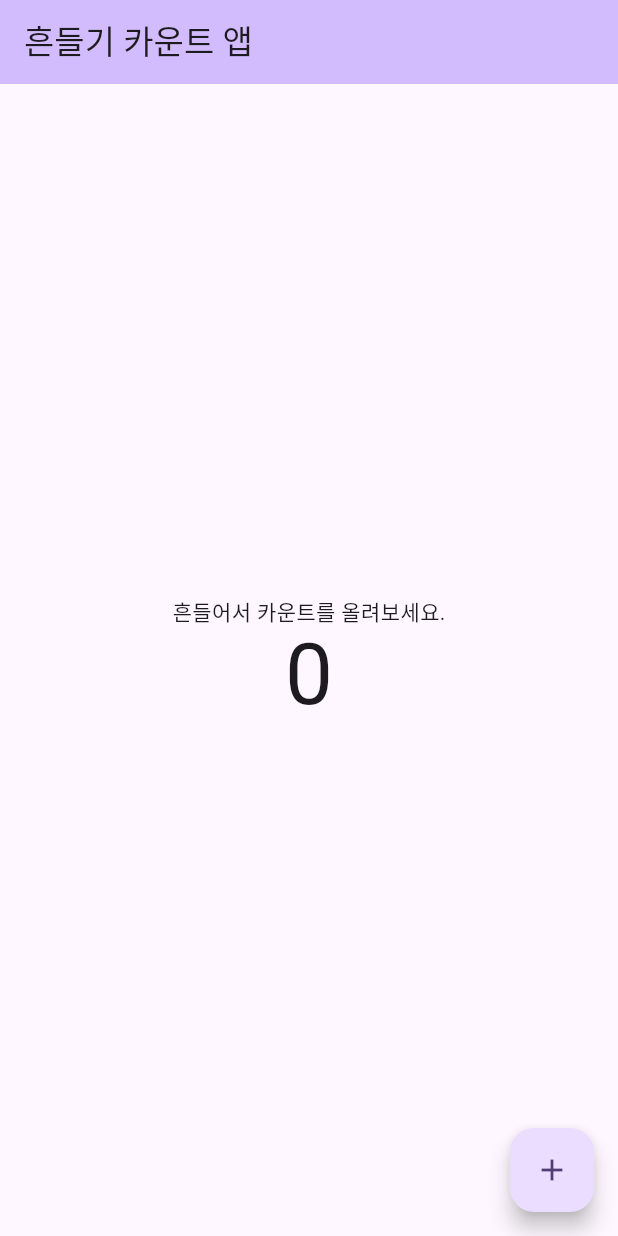
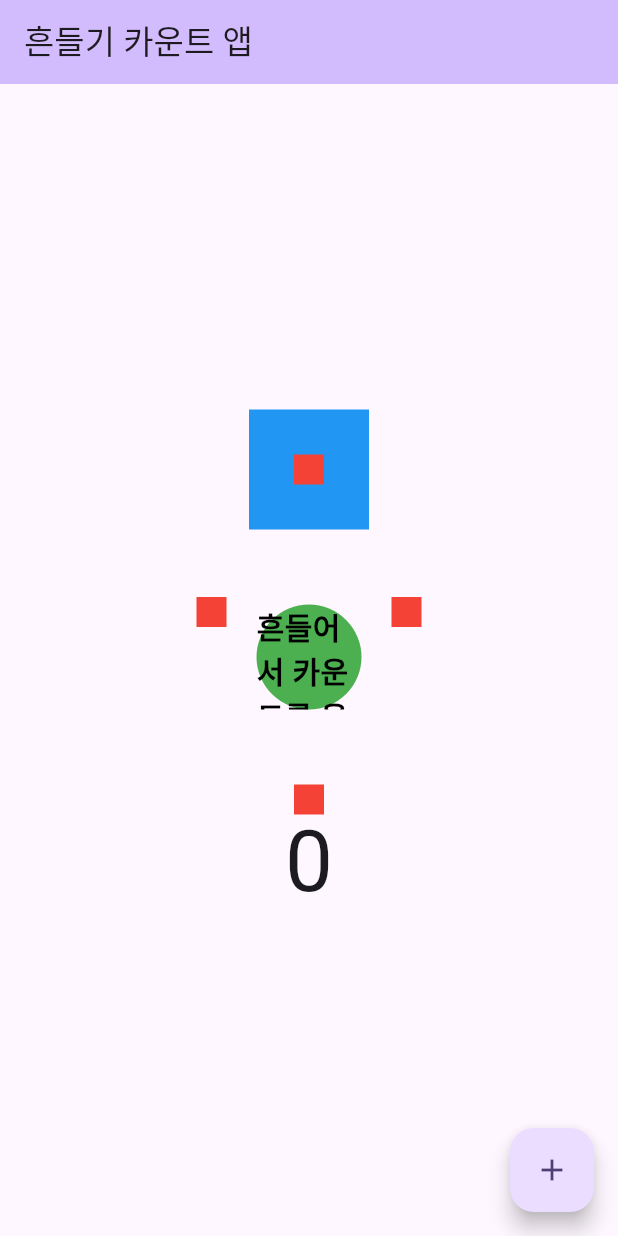
Before and after one commit to 2youngjin/flutter_shake_count, a Flutter app: the screen it shows after launch, on a phone screen of 412 x 824 dp. Run offline on Flutter 3.47's test engine with Material 3 defaults, Android fonts, the phone set to English and light mode, and no system bars; our stand-ins replace velocity_x; missing offline and left inert: shake.

Commit message:
velocity_x 라이브러리 적용

```diff
--- a/lib/my_home_page.dart
+++ b/lib/my_home_page.dart
@@ -1,5 +1,6 @@
 import 'package:flutter/material.dart';
 import 'package:shake/shake.dart';
+import 'package:velocity_x/velocity_x.dart';
 
 class MyHomePage extends StatefulWidget {
   const MyHomePage({super.key, required this.title});
@@ -51,8 +52,38 @@ class _MyHomePageState extends State<MyHomePage> with WidgetsBindingObserver {
         child: Column(
           mainAxisAlignment: MainAxisAlignment.center,
           children: <Widget>[
-            const Text(
-              '흔들어서 카운트를 올려보세요.',
+            Row(
+              mainAxisAlignment: MainAxisAlignment.center,
+              children: [
+                const RedBox(),
+                Column(
+                  children: [
+                    const RedBox()
+                        .box
+                        .padding(const EdgeInsets.all(30))
+                        .color(Colors.blue)
+                        .make(),
+                    '흔들어서 카운트를 올려보세요.'
+                        .text
+                        .size(20)
+                        .isIntrinsic
+                        .color(Colors.red)
+                        .bold
+                        .white
+                        .black
+                        .make()
+                        .box
+                        .withRounded(value: 50)
+                        .color(Colors.green)
+                        .height(150)
+                        .size(70, 70)
+                        .make()
+                        .pSymmetric(h: 20, v: 50),
+                    const RedBox(),
+                  ],
+                ),
+                const RedBox(),
+              ],
             ),
             Text(
               '$_counter',
@@ -86,5 +117,14 @@ class _MyHomePageState extends State<MyHomePage> with WidgetsBindingObserver {
         break;
     }
   }
+}
 
+class RedBox extends StatelessWidget {
+  const RedBox({
+    super.key,
+  });
+
+  @override
+  Widget build(BuildContext context) =>
+      Container().box.color(Colors.red).size(20, 20).make();
 }
--- /dev/null
+++ b/lib/red_box.dart
@@ -0,0 +1,12 @@
+import 'package:flutter/material.dart';
+import 'package:velocity_x/velocity_x.dart';
+
+class RedBox extends StatelessWidget {
+  const RedBox({
+    super.key,
+  });
+
+  @override
+  Widget build(BuildContext context) =>
+      Container().box.color(Colors.red).size(20, 20).make();
+}
--- a/pubspec.yaml
+++ b/pubspec.yaml
@@ -35,6 +35,7 @@ dependencies:
   # Use with the CupertinoIcons class for iOS style icons.
   cupertino_icons: ^1.0.6
   shake: ^2.2.0
+  velocity_x: ^4.1.2
 
 dev_dependencies:
   flutter_test:
```
Also changed, not shown: pubspec.lock.
